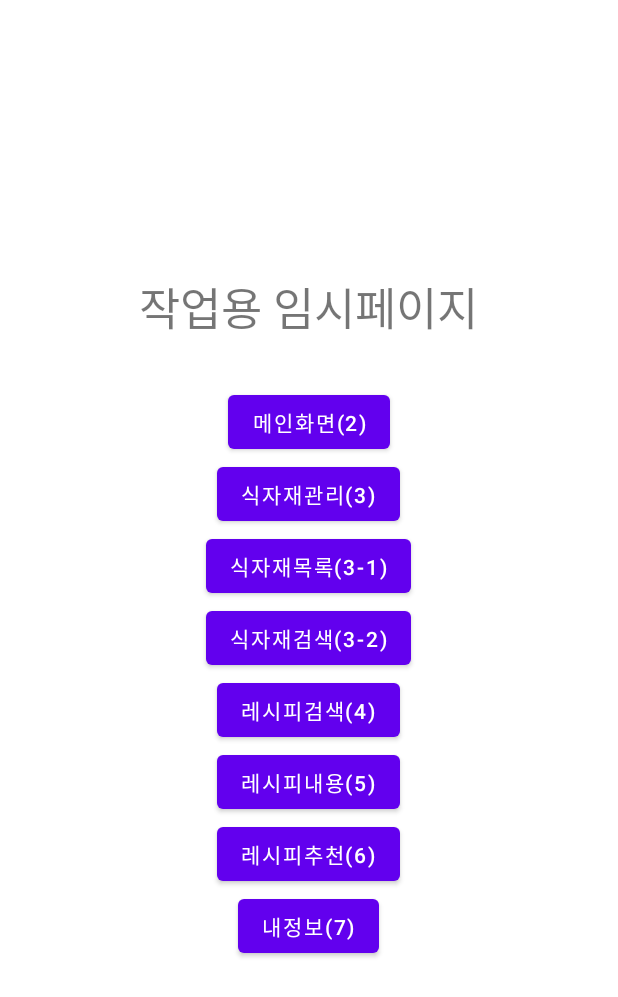
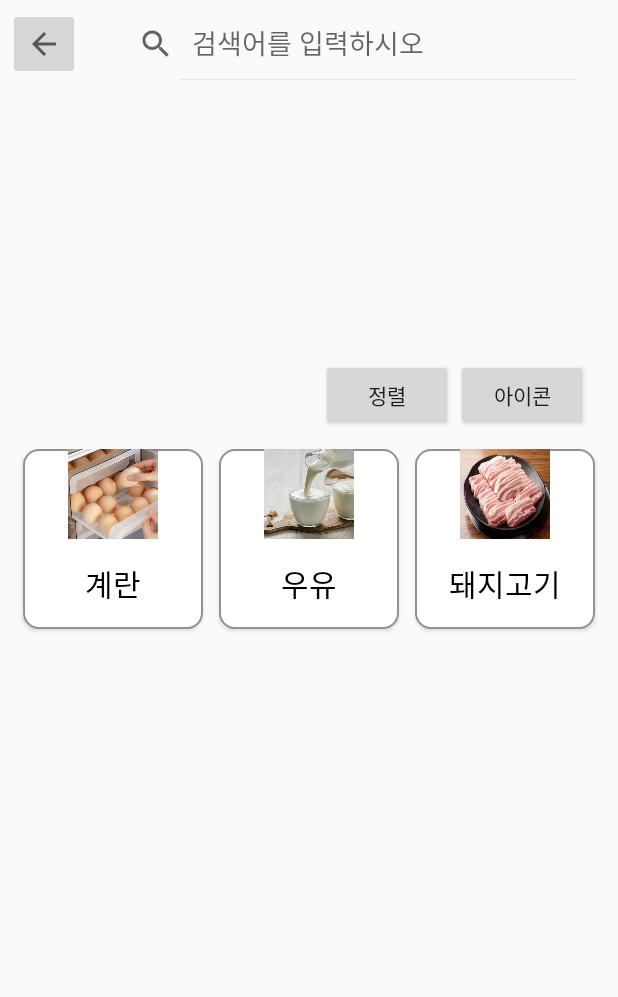
Before and after one commit to leejoowon20151334/KMU-MoP2022-Team10, an Android app: the screen it shows after launch (TempActivity before the commit, Activity_3_2 after it), after a tap on "식자재검색(3-2)", on a phone screen of 412 x 824 dp. Shown: the top 997 px of the screen. Run offline under Robolectric (Android 15) with nearby library versions, the light colour scheme and no system bars.

Commit message:
홍성욱 commit 버튼 색깔을 구성하느라 themes.xml 파일의 <style name="Theme.Team10" parent="Theme.MaterialComponents.DayNight.DarkActionBar"> 을 <style name="Theme.Team10" parent='Theme.AppCompat.Light'> 으로 변경했어요.

```diff
--- a/app/src/main/AndroidManifest.xml
+++ b/app/src/main/AndroidManifest.xml
@@ -25,6 +25,9 @@
                 <category android:name="android.intent.category.LAUNCHER" />
             </intent-filter>
         </activity>
+        <activity
+            android:name=".Activity_3_2"
+            android:label="page 3-2" />
     </application>
 
 </manifest>
--- /dev/null
+++ b/app/src/main/java/com/mop2022/team10/Activity_3_2.java
@@ -0,0 +1,50 @@
+package com.mop2022.team10;
+
+import android.os.Bundle;
+import android.view.View;
+import android.widget.ImageButton;
+
+import androidx.appcompat.app.AppCompatActivity;
+import androidx.appcompat.widget.SearchView;
+import androidx.fragment.app.FragmentTransaction;
+
+public class Activity_3_2 extends AppCompatActivity {
+
+    @Override
+    protected void onCreate(Bundle savedInstanceState) {
+        super.onCreate(savedInstanceState);
+        setContentView(R.layout.layout_3_2);
+
+        // 뒤로가기 버튼을 눌렀을 때
+        ImageButton imageButton = (ImageButton) findViewById(R.id.imageButton);
+        imageButton.setOnClickListener(new View.OnClickListener() {
+            @Override
+            public void onClick(View view) {
+                // 3-1로 다시 넘어가기 위해 3-2 종료하기
+                finish();
+            }
+        });
+
+        // 검색 기능을 이용할 때
+        SearchView searchView = (SearchView) findViewById(R.id.searchView);
+        searchView.setOnQueryTextListener(new SearchView.OnQueryTextListener() {
+            @Override
+            public boolean onQueryTextSubmit(String query) {
+
+                return false;
+            }
+
+            @Override
+            public boolean onQueryTextChange(String newText) {
+
+                return false;
+            }
+        });
+
+        FragmentTransaction transaction = getSupportFragmentManager().beginTransaction();
+        // 프래그먼트매니저를 통해 사용
+        TableFragment1 fragment1= new TableFragment1(); // 객체 생성
+        transaction.replace(R.id.frameLayout, fragment1); // layout, 교체될 layout
+        transaction.commit(); // commit으로 저장 하지 않으면 화면 전환이 되지 않음
+    }
+}
--- /dev/null
+++ b/app/src/main/java/com/mop2022/team10/TableFragment1.java
@@ -0,0 +1,36 @@
+package com.mop2022.team10;
+
+import android.os.Bundle;
+import android.view.LayoutInflater;
+import android.view.View;
+import android.view.ViewGroup;
+import android.widget.Button;
+
+import androidx.annotation.NonNull;
+import androidx.annotation.Nullable;
+import androidx.fragment.app.Fragment;
+import androidx.fragment.app.FragmentTransaction;
+
+public class TableFragment1 extends Fragment {
+    private View view;
+    private Button btn_frag2;
+
+    @Nullable
+    @Override
+    public View onCreateView(@NonNull LayoutInflater inflater, @Nullable ViewGroup container, @Nullable Bundle savedInstanceState) {
+
+        view = inflater.inflate(R.layout.table_fragment1, container, false);
+        btn_frag2 = view.findViewById(R.id.btn_icon1);
+
+        btn_frag2.setOnClickListener(new View.OnClickListener() {
+            @Override
+            public void onClick(View v) {
+                FragmentTransaction transaction = getActivity().getSupportFragmentManager().beginTransaction();
+                ListFragment2 fragment2 = new ListFragment2();
+                transaction.replace(R.id.frameLayout, fragment2);
+                transaction.commit();
+            }
+        });
+        return view;
+    }
+}
--- a/app/src/main/java/com/mop2022/team10/TempActivity.java
+++ b/app/src/main/java/com/mop2022/team10/TempActivity.java
@@ -2,6 +2,7 @@ package com.mop2022.team10;
 
 import androidx.appcompat.app.AppCompatActivity;
 
+import android.content.Intent;
 import android.os.Bundle;
 import android.view.View;
 import android.widget.Button;
@@ -42,7 +43,8 @@ public class TempActivity extends AppCompatActivity {
         tempButtom_page3_2.setOnClickListener(new View.OnClickListener(){
             @Override
             public void onClick(View view) {
-
+                Intent intent = new Intent(getApplicationContext(), Activity_3_2.class);
+                startActivity(intent);
             }
         });
         //레시피검색(4)
--- /dev/null
+++ b/app/src/main/res/drawable/btn_shape.xml
@@ -0,0 +1,15 @@
+<?xml version="1.0" encoding="utf-8"?>
+<shape xmlns:android="http://schemas.android.com/apk/res/android"
+    android:padding="10dp"
+    android:shape="rectangle" >
+    <solid android:color="#FFFFFF" />
+    <stroke
+        android:width="1dp"
+        android:color="#929292"/>
+    <corners
+        android:bottomLeftRadius="10dp"
+        android:bottomRightRadius="10dp"
+        android:topLeftRadius="10dp"
+        android:topRightRadius="10dp" />
+
+</shape>
--- /dev/null
+++ b/app/src/main/res/drawable/xml_egg.xml
@@ -0,0 +1,8 @@
+<?xml version="1.0" encoding="utf-8"?>
+<layer-list xmlns:android="http://schemas.android.com/apk/res/android">
+    <item
+        android:drawable="@drawable/img_egg"
+        android:width="60dp"
+        android:height="60dp"
+        />
+</layer-list>
--- /dev/null
+++ b/app/src/main/res/drawable/xml_milk.xml
@@ -0,0 +1,8 @@
+<?xml version="1.0" encoding="utf-8"?>
+<layer-list xmlns:android="http://schemas.android.com/apk/res/android">
+    <item
+        android:drawable="@drawable/img_milk"
+        android:width="60dp"
+        android:height="60dp"
+        />
+</layer-list>
--- /dev/null
+++ b/app/src/main/res/drawable/xml_pork.xml
@@ -0,0 +1,8 @@
+<?xml version="1.0" encoding="utf-8"?>
+<layer-list xmlns:android="http://schemas.android.com/apk/res/android">
+    <item
+        android:drawable="@drawable/img_pork"
+        android:width="60dp"
+        android:height="60dp"
+        />
+</layer-list>
--- a/app/src/main/res/layout/fragment1.xml
+++ b/app/src/main/res/layout/table_fragment1.xml
@@ -34,29 +34,39 @@
 
         <TableRow android:gravity="center">
 
-            <ImageButton
-                android:id="@+id/img_egg"
+
+            <Button
+                android:id="@+id/btn_egg1"
                 android:layout_width="120dp"
                 android:layout_height="120dp"
                 android:layout_margin="5dp"
-                android:scaleType="fitXY"
-                app:srcCompat="@drawable/egg" />
+                android:background="@drawable/btn_shape"
+                android:drawableTop="@drawable/xml_egg"
+                android:text="계란"
+                android:textColor="@android:color/black"
+                android:textSize="20sp" />
 
-            <ImageButton
-                android:id="@+id/img_milk"
+            <Button
+                android:id="@+id/btn_milk1"
                 android:layout_width="120dp"
                 android:layout_height="120dp"
                 android:layout_margin="5dp"
-                android:scaleType="fitXY"
-                app:srcCompat="@drawable/milk" />
+                android:background="@drawable/btn_shape"
+                android:drawableTop="@drawable/xml_milk"
+                android:text="우유"
+                android:textColor="@android:color/black"
+                android:textSize="20sp" />
 
-            <ImageButton
-                android:id="@+id/img_pork"
+            <Button
+                android:id="@+id/btn_pork1"
                 android:layout_width="120dp"
                 android:layout_height="120dp"
                 android:layout_margin="5dp"
-                android:scaleType="fitXY"
-                app:srcCompat="@drawable/pork" />
+                android:background="@drawable/btn_shape"
+                android:drawableTop="@drawable/xml_pork"
+                android:text="돼지고기"
+                android:textColor="@android:color/black"
+                android:textSize="20sp" />
 
         </TableRow>
 
--- a/app/src/main/res/values/themes.xml
+++ b/app/src/main/res/values/themes.xml
@@ -1,6 +1,6 @@
 <resources xmlns:tools="http://schemas.android.com/tools">
     <!-- Base application theme. -->
-    <style name="Theme.Team10" parent="Theme.MaterialComponents.DayNight.DarkActionBar">
+    <style name="Theme.Team10" parent='Theme.AppCompat.Light'>
         <!-- Primary brand color. -->
         <item name="colorPrimary">@color/purple_500</item>
         <item name="colorPrimaryVariant">@color/purple_700</item>
```
Also changed, not shown: app/src/main/java/com/mop2022/team10/Activity_4.java (added, +34 -0 lines), app/src/main/java/com/mop2022/team10/ListFragment2.java (added, +35 -0 lines), app/src/main/res/layout/fragment2.xml (deleted, +0 -52 lines), app/src/main/res/layout/layout_4.xml (added, +96 -0 lines), app/src/main/res/layout/list_fragment2.xml (added, +188 -0 lines), app/src/main/res/drawable/img_egg.jpg (added), app/src/main/res/drawable/img_milk.jpg (added), app/src/main/res/drawable/img_pork.jpg (added).
